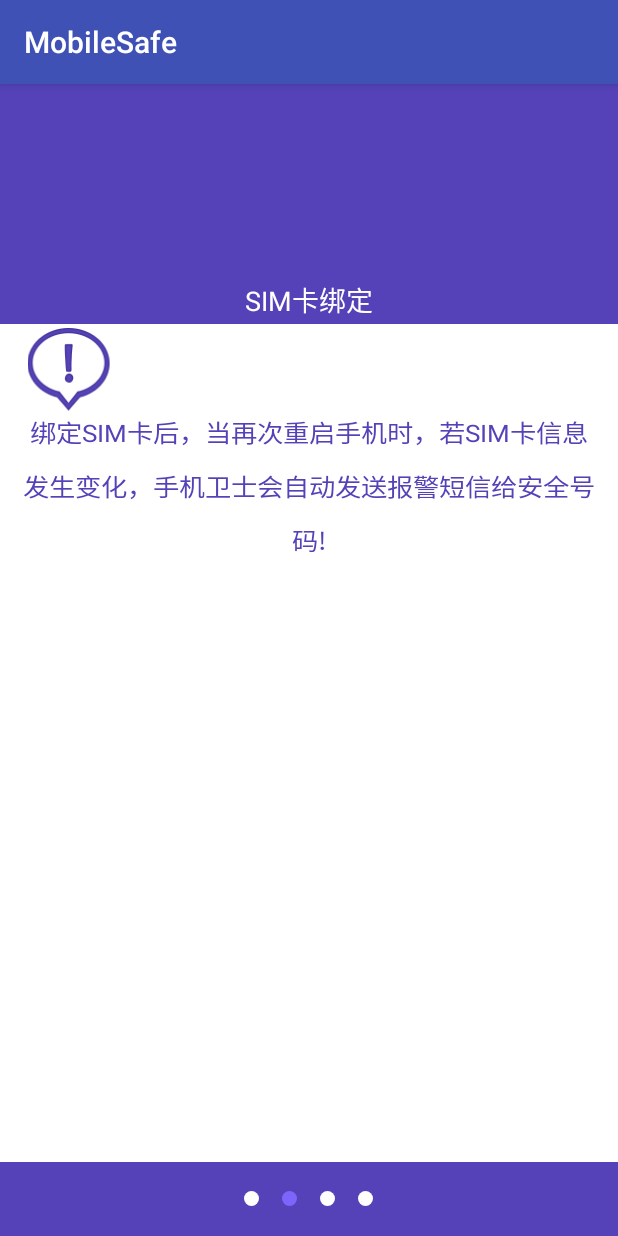
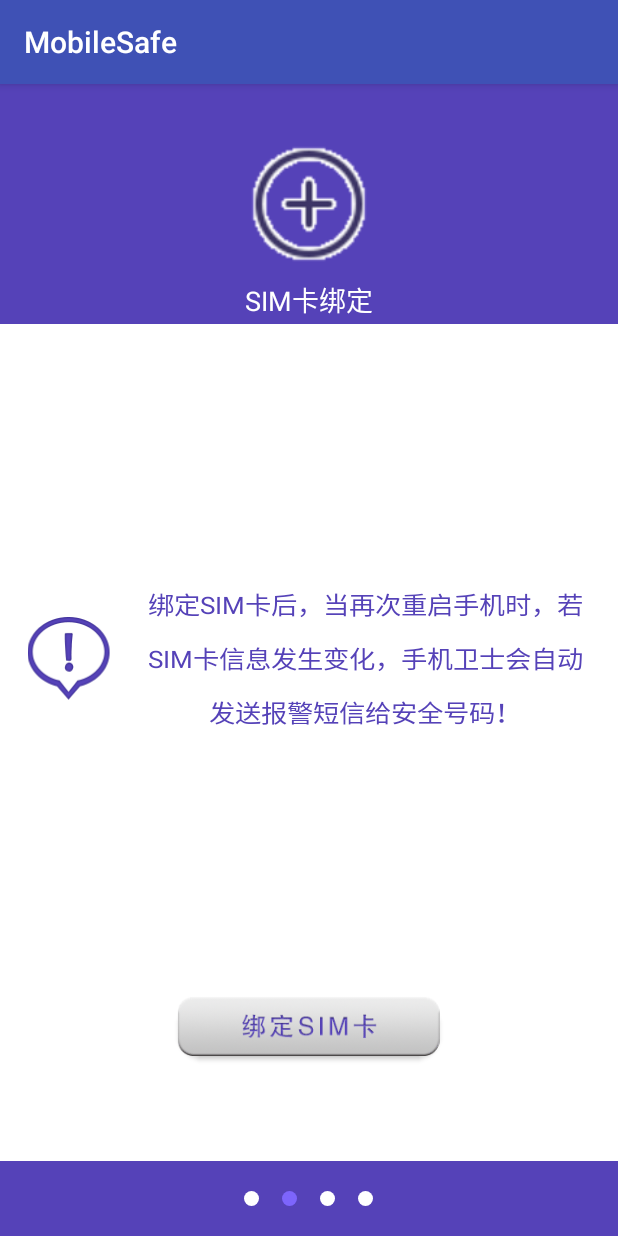
Before and after one commit to shadow757282839/MobileSafe, an Android app: the Setup2Activity screen opened directly, with no data from a screen before it, on a phone screen of 412 x 824 dp. Run offline under Robolectric (Android 15) with nearby library versions, the phone set to English and light mode, and no system bars.

Commit message:
修正了SIM卡页面的布局贴图

```diff
--- a/app/src/main/res/drawable/sim_bind_selector.xml
+++ b/app/src/main/res/drawable/sim_bind_selector.xml
@@ -1,8 +1,8 @@
 <?xml version="1.0" encoding="utf-8"?>
 <selector xmlns:android="http://schemas.android.com/apk/res/android">
 
-    <item android:drawable="@drawable/add" android:state_pressed="true"/>
-    <item android:drawable="@drawable/add" android:state_enabled="false"/>
-    <item android:drawable="@drawable/add"/>
+    <item android:drawable="@drawable/sim_bind_p" android:state_pressed="true"/>
+    <item android:drawable="@drawable/sim_bind_e" android:state_enabled="false"/>
+    <item android:drawable="@drawable/sim_bind_n"/>
 
 </selector>
--- a/app/src/main/res/layout/activity_setup_1.xml
+++ b/app/src/main/res/layout/activity_setup_1.xml
@@ -20,7 +20,7 @@
                 android:layout_width="80dp"
                 android:layout_height="80dp"
                 android:layout_centerInParent="true"
-                android:layout_below="@drawable/add"/>
+                android:background="@drawable/add"/>
 
             <TextView
                 android:layout_width="match_parent"
--- a/app/src/main/res/layout/activity_setup_2.xml
+++ b/app/src/main/res/layout/activity_setup_2.xml
@@ -1,15 +1,15 @@
 <?xml version="1.0" encoding="utf-8"?>
-<LinearLayout xmlns:android="http://schemas.android.com/apk/res/android"
-    android:orientation="vertical"
+<LinearLayout  xmlns:android="http://schemas.android.com/apk/res/android"
                android:layout_width="match_parent"
-    android:layout_height="match_parent">
+               android:layout_height="match_parent"
+               android:orientation="vertical">
 
     <LinearLayout
         android:layout_width="match_parent"
         android:layout_height="match_parent"
-        android:layout_weight="100"
         android:background="@android:color/white"
-        android:orientation="vertical">
+        android:orientation="vertical"
+        android:layout_weight="100">
 
         <RelativeLayout
             android:layout_width="match_parent"
@@ -21,7 +21,7 @@
                 android:layout_width="80dp"
                 android:layout_height="80dp"
                 android:layout_centerInParent="true"
-                android:layout_below="@drawable/add"/>
+                android:background="@drawable/add"/>
 
             <TextView
                 android:layout_width="match_parent"
@@ -33,37 +33,50 @@
                 android:textColor="@android:color/white"
                 android:textSize="18sp"/>
         </RelativeLayout>
+
+        <LinearLayout
+            android:layout_width="match_parent"
+            android:layout_height="0dp"
+            android:layout_gravity="center_vertical"
+            android:layout_weight="4"
+            android:gravity="center_vertical"
+            android:orientation="horizontal">
+
             <ImageView
                 android:layout_width="60dp"
                 android:layout_height="60dp"
                 android:layout_gravity="center_vertical|left"
                 android:layout_marginLeft="15dp"
                 android:background="@drawable/recomand_icon"/>
+
             <TextView
                 style="@style/textview16sp"
                 android:layout_marginLeft="15dp"
                 android:layout_marginRight="15dp"
                 android:lineSpacingMultiplier="1.5"
-            android:text="绑定SIM卡后，当再次重启手机时，若SIM卡信息发生变化，手机卫士会自动发送报警短信给安全号码!"
+                android:text="绑定SIM卡后，当再次重启手机时，若SIM卡信息发生变化，手机卫士会自动发送报警短信给安全号码！"
                 android:textColor="@color/purple"
                 android:textScaleX="1.1"/>
         </LinearLayout>
+
         <LinearLayout
             android:layout_width="match_parent"
             android:layout_height="0dp"
             android:layout_gravity="center_vertical"
-        android:layout_weight="1"
-        android:gravity="center">
+            android:gravity="center"
+            android:layout_weight="1">
 
             <Button
                 android:id="@+id/btn_bind_sim"
-            android:layout_width="100dp"
+                android:layout_width="180dp"
                 android:layout_height="45dp"
                 android:layout_gravity="center_horizontal"
                 android:layout_marginBottom="20dp"
                 android:background="@drawable/sim_bind_selector"
                 android:gravity="center"/>
         </LinearLayout>
+    </LinearLayout>
+
     <LinearLayout
         android:layout_width="match_parent"
         android:layout_height="55dp"
@@ -73,4 +86,5 @@
 
         <include layout="@layout/setup_radiogroup"/>
     </LinearLayout>
+
 </LinearLayout>
--- a/app/src/main/res/layout/activity_setup_3.xml
+++ b/app/src/main/res/layout/activity_setup_3.xml
@@ -21,7 +21,7 @@
                 android:layout_width="80dp"
                 android:layout_height="80dp"
                 android:layout_centerInParent="true"
-                android:layout_below="@drawable/add"/>
+                android:background="@drawable/add"/>
 
             <TextView
                 android:layout_width="match_parent"
--- a/app/src/main/res/layout/activity_setup_4.xml
+++ b/app/src/main/res/layout/activity_setup_4.xml
@@ -21,7 +21,7 @@
                 android:layout_width="80dp"
                 android:layout_height="80dp"
                 android:layout_centerInParent="true"
-                android:layout_below="@drawable/add"/>
+                android:background="@drawable/add"/>
 
             <TextView
                 android:layout_width="match_parent"
```
Also changed, not shown: app/src/main/res/drawable/sim_bind_e.9.png (added), app/src/main/res/drawable/sim_bind_n.9.png (added), app/src/main/res/drawable/sim_bind_p.9.png (added). Lines whose indentation alone changed are shown as unchanged.
